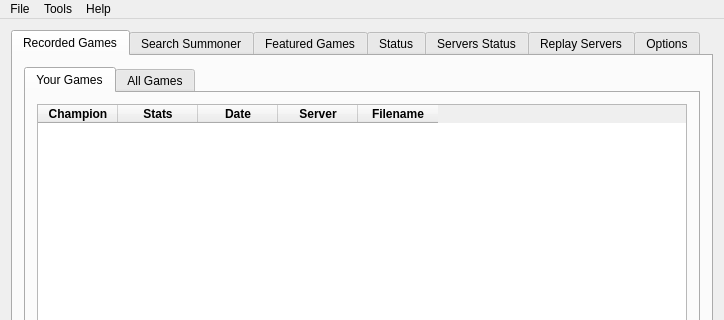
This is src/mainwindow.ui in Aztorius/legendsreplay as Qt 5 draws it before an edit; both pictures show x 0 to 724 and y 0 to 320 of the 724 by 584 pixel window. The edited form follows.
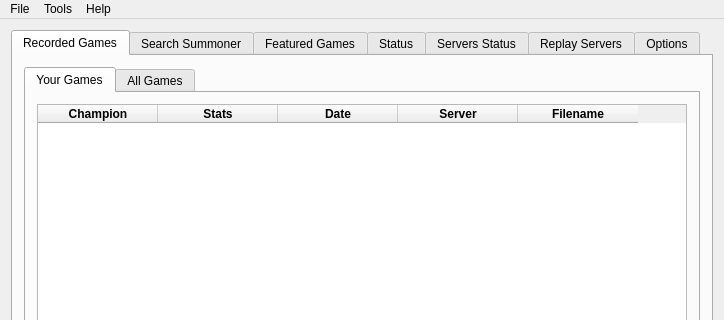
This is the edited form. Icons and pictures are not drawn.

```diff
--- a/src/mainwindow.ui
+++ b/src/mainwindow.ui
@@ -47,6 +47,15 @@
               <property name="contextMenuPolicy">
                <enum>Qt::CustomContextMenu</enum>
               </property>
+              <property name="layoutDirection">
+               <enum>Qt::LeftToRight</enum>
+              </property>
+              <property name="frameShape">
+               <enum>QFrame::StyledPanel</enum>
+              </property>
+              <property name="autoScroll">
+               <bool>true</bool>
+              </property>
               <property name="editTriggers">
                <set>QAbstractItemView::NoEditTriggers</set>
               </property>
@@ -63,7 +72,7 @@
                </size>
               </property>
               <attribute name="horizontalHeaderDefaultSectionSize">
-               <number>80</number>
+               <number>120</number>
               </attribute>
               <attribute name="horizontalHeaderHighlightSections">
                <bool>false</bool>
```
Left out of the diff: 12 changed lines with no effect on the pictures.
